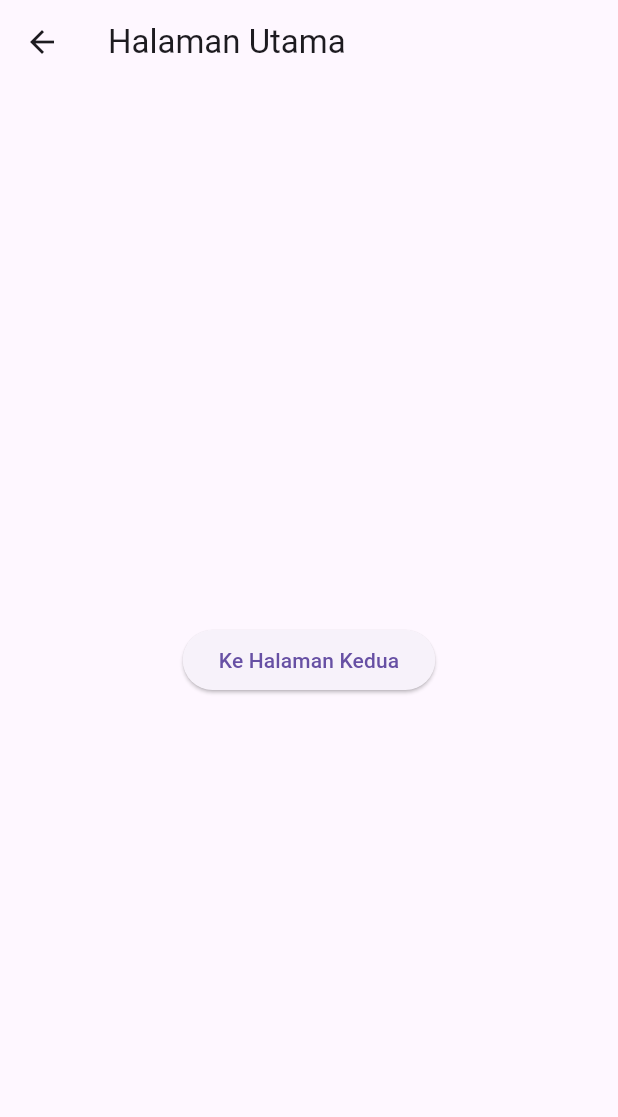
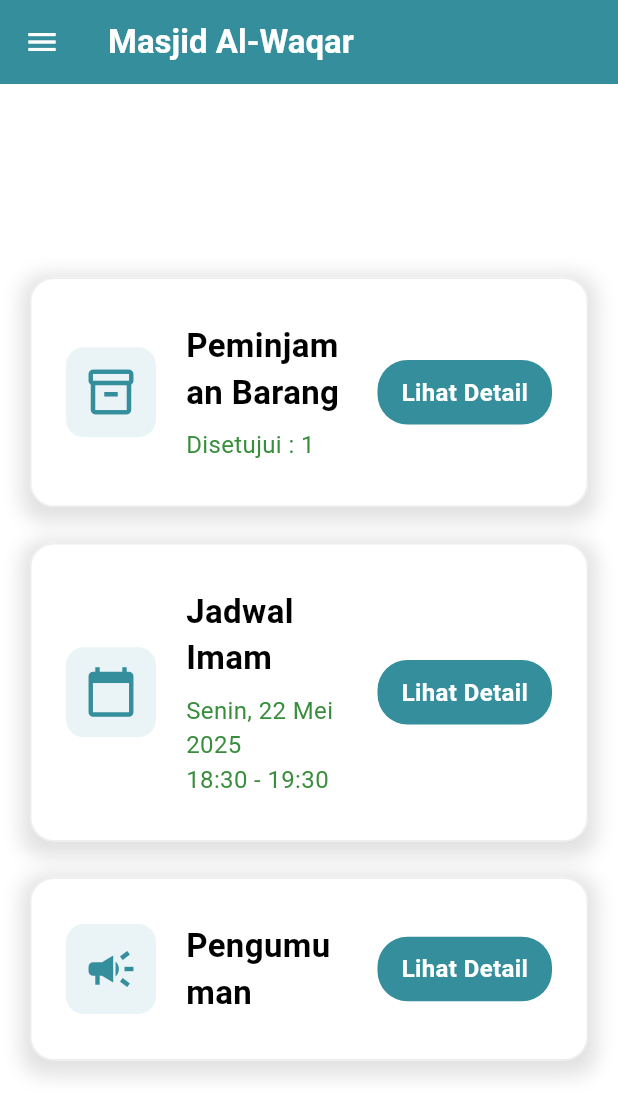
Before and after one commit to RasyaXDimas/majid_capstone, a Flutter app: the screen it shows after launch, after a tap on "Masuk sebagai Tamu", on a phone screen of 412 x 824 dp. Shown: the top 1117 px of the screen. Run offline on Flutter 3.47's test engine with Material 3 defaults, Android fonts, the phone set to English and light mode, and no system bars; our stand-ins replace flutter_svg.

Commit message:
feat: menambahkan halaman guest dashboard

```diff
--- a/lib/pages/donasiAdmin.dart
+++ b/lib/pages/donasiAdmin.dart
@@ -3,7 +3,7 @@ import 'package:flutter/material.dart';
 import 'package:intl/intl.dart';
 
 class Donasiadmin extends StatelessWidget {
-  const Donasiadmin({Key? key}) : super(key: key);
+  const Donasiadmin({super.key});
 
   @override
   Widget build(BuildContext context) {
@@ -11,10 +11,10 @@ class Donasiadmin extends StatelessWidget {
       title: 'Masjid Al-Waraq',
       theme: ThemeData(
         primaryColor: const Color(0xff348E9C),
-        colorScheme: ColorScheme.fromSeed(
-          seedColor: const Color(0xFF26A69A),
-          primary: const Color(0xff348E9C),
-        ),
+        // colorScheme: ColorScheme.fromSeed(
+        //   seedColor: const Color(0xFF26A69A),
+        //   primary: const Color(0xff348E9C),
+        // ),
         appBarTheme: const AppBarTheme(
           backgroundColor: const Color(0xff348E9C),
           foregroundColor: Colors.white,
@@ -43,7 +43,7 @@ class Donation {
 }
 
 class DonationManagementScreen extends StatefulWidget {
-  const DonationManagementScreen({Key? key}) : super(key: key);
+  const DonationManagementScreen({super.key});
 
   @override
   State<DonationManagementScreen> createState() =>
@@ -635,6 +635,7 @@ class _DonationManagementScreenState extends State<DonationManagementScreen> {
                 itemBuilder: (context, index) {
                   final donation = _filteredDonations[index];
                   return Card(
+                    color: Colors.white,
                     margin: const EdgeInsets.only(bottom: 8),
                     child: Padding(
                       padding: const EdgeInsets.all(16.0),
--- /dev/null
+++ b/lib/pages/guest_dashboard.dart
@@ -0,0 +1,208 @@
+import 'package:capstone/pages/admin_dashboard.dart';
+import '../widgets/drawer.dart';
+import 'package:flutter/material.dart';
+
+class GuestDashboard extends StatelessWidget {
+  const GuestDashboard({super.key});
+
+  @override
+  Widget build(BuildContext context) {
+    return MaterialApp(
+      title: 'Masjid Al-Waqar',
+      theme: ThemeData(
+        primaryColor: const Color(0xff348E9C),
+        colorScheme: ColorScheme.fromSwatch().copyWith(
+          primary: const Color(0xff348E9C),
+          secondary: const Color(0xFF2A9D8F),
+        ),
+      ),
+      home: const DashboardPage(),
+      debugShowCheckedModeBanner: false,
+    );
+  }
+}
+
+class DashboardPage extends StatelessWidget {
+  const DashboardPage({super.key});
+
+  @override
+  Widget build(BuildContext context) {
+    return Scaffold(
+      appBar: AppBar(
+        title: const Text(
+          'Masjid Al-Waqar',
+          style: TextStyle(
+            color: Colors.white,
+            fontWeight: FontWeight.bold,
+          ),
+        ),
+        backgroundColor: const Color(0xff348E9C),
+        leading: IconButton(
+          icon: const Icon(Icons.menu, color: Colors.white),
+          onPressed: () {},
+        ),
+      ),
+      body: SingleChildScrollView(
+        child: Padding(
+          padding: const EdgeInsets.symmetric(vertical:125, horizontal: 16),
+          child: Column(
+            crossAxisAlignment: CrossAxisAlignment.start,
+            mainAxisAlignment: MainAxisAlignment.center,
+            children: [
+              // Peminjaman Barang Card
+              _buildDashboardCard(
+                context,
+                title: 'Peminjaman Barang',
+                subtitle: 'Disetujui : 1',
+                onTap: () {
+                  Navigator.push(
+                    context,
+                    MaterialPageRoute(builder: (context) => const AdminDashboard()),
+                  );
+                },
+              ),
+
+              const SizedBox(height: 16),
+
+              // Jadwal Imam Card
+              _buildDashboardCard(
+                context,
+                title: 'Jadwal Imam',
+                subtitle: 'Senin, 22 Mei 2025\n18:30 - 19:30',
+                icon: Icons.calendar_today,
+                onTap: () {},
+              ),
+
+              const SizedBox(height: 16),
+
+              // Pengumuman Card
+              _buildDashboardCard(
+                context,
+                title: 'Pengumuman',
+                subtitle: '',
+                icon: Icons.campaign,
+                onTap: () {},
+              ),
+            ],
+          ),
+        ),
+      ),
+    );
+  }
+
+  Widget _buildDashboardCard(
+    BuildContext context, {
+    required String title,
+    required String subtitle,
+    IconData? icon,
+    required VoidCallback onTap,
+  }) {
+    return Container(
+      decoration: BoxDecoration(
+        borderRadius: BorderRadius.circular(16),
+        boxShadow: [
+          BoxShadow(
+            color: Colors.grey.withOpacity(0.3),
+            spreadRadius: 2,
+            blurRadius: 10,
+            offset: const Offset(0, 4),
+          ),
+        ],
+      ),
+      child: Card(
+        elevation: 0,
+        shape: RoundedRectangleBorder(
+          borderRadius: BorderRadius.circular(16),
+          side: BorderSide(color: Colors.grey.shade200),
+        ),
+        child: InkWell(
+          onTap: onTap,
+          borderRadius: BorderRadius.circular(16),
+          child: Container(
+            padding: const EdgeInsets.symmetric(vertical: 30.0, horizontal: 24.0),
+            child: Row(
+              mainAxisAlignment: MainAxisAlignment.spaceBetween,
+              children: [
+                Expanded(
+                  child: Row(
+                    children: [
+                      if (icon != null) ...[
+                        Container(
+                          padding: const EdgeInsets.all(12),
+                          decoration: BoxDecoration(
+                            color: Theme.of(context).primaryColor.withOpacity(0.1),
+                            borderRadius: BorderRadius.circular(12),
+                          ),
+                          child: Icon(
+                            icon,
+                            size: 36,
+                            color: Theme.of(context).primaryColor,
+                          ),
+                        ),
+                        const SizedBox(width: 20),
+                      ] else ...[
+                        Container(
+                          padding: const EdgeInsets.all(12),
+                          decoration: BoxDecoration(
+                            color: Theme.of(context).primaryColor.withOpacity(0.1),
+                            borderRadius: BorderRadius.circular(12),
+                          ),
+                          child: Icon(
+                            Icons.inventory_2_outlined,
+                            size: 36,
+                            color: Theme.of(context).primaryColor,
+                          ),
+                        ),
+                        const SizedBox(width: 20),
+                      ],
+                      Expanded(
+                        child: Column(
+                          crossAxisAlignment: CrossAxisAlignment.start,
+                          children: [
+                            Text(
+                              title,
+                              style: const TextStyle(
+                                fontSize: 22,
+                                fontWeight: FontWeight.bold,
+                              ),
+                            ),
+                            if (subtitle.isNotEmpty) ...[
+                              const SizedBox(height: 8),
+                              Text(
+                                subtitle,
+                                style: TextStyle(
+                                  fontSize: 16,
+                                  color: Colors.green[700],
+                                ),
+                              ),
+                            ],
+                          ],
+                        ),
+                      ),
+                    ],
+                  ),
+                ),
+                const SizedBox(width: 16),
+                Container(
+                  padding: const EdgeInsets.symmetric(horizontal: 16, vertical: 10),
+                  decoration: BoxDecoration(
+                    color: Theme.of(context).primaryColor,
+                    borderRadius: BorderRadius.circular(20),
+                  ),
+                  child: const Text(
+                    'Lihat Detail',
+                    style: TextStyle(
+                      color: Colors.white,
+                      fontWeight: FontWeight.bold,
+                      fontSize: 16,
+                    ),
+                  ),
+                ),
+              ],
+            ),
+          ),
+        ),
+      ),
+    );
+  }
+}
--- a/lib/pages/sign_in.dart
+++ b/lib/pages/sign_in.dart
@@ -1,4 +1,5 @@
 import 'package:capstone/pages/admin_dashboard.dart';
+import 'package:capstone/pages/guest_dashboard.dart';
 import 'package:flutter/material.dart';
 import 'package:flutter_svg/flutter_svg.dart';
 import 'package:capstone/main.dart';
@@ -68,7 +69,7 @@ class SignInPage extends StatelessWidget {
                         Navigator.push(
                           context,
                           MaterialPageRoute(
-                              builder: (context) => const HalamanUtama()),
+                              builder: (context) => const GuestDashboard()),
                         );
                       },
                       child: const Padding(
```
Also changed, not shown: lib/pages/kelolaAdmin.dart (added, +487 -0 lines), lib/widgets/drawer.dart (+8 -1 lines).
